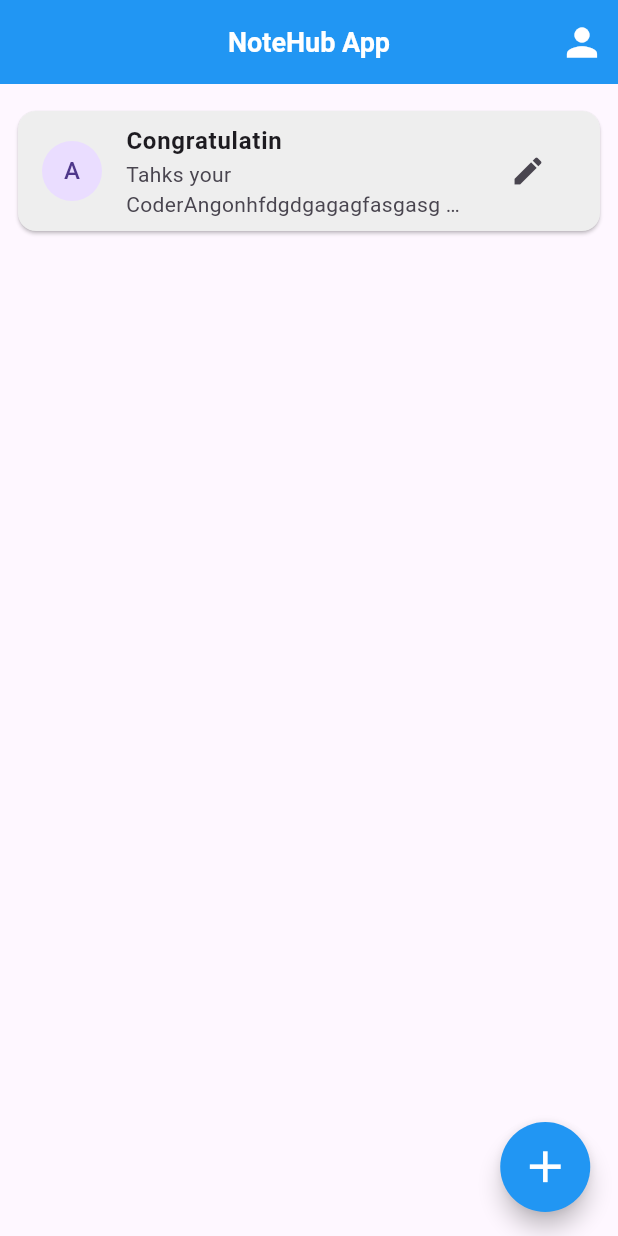
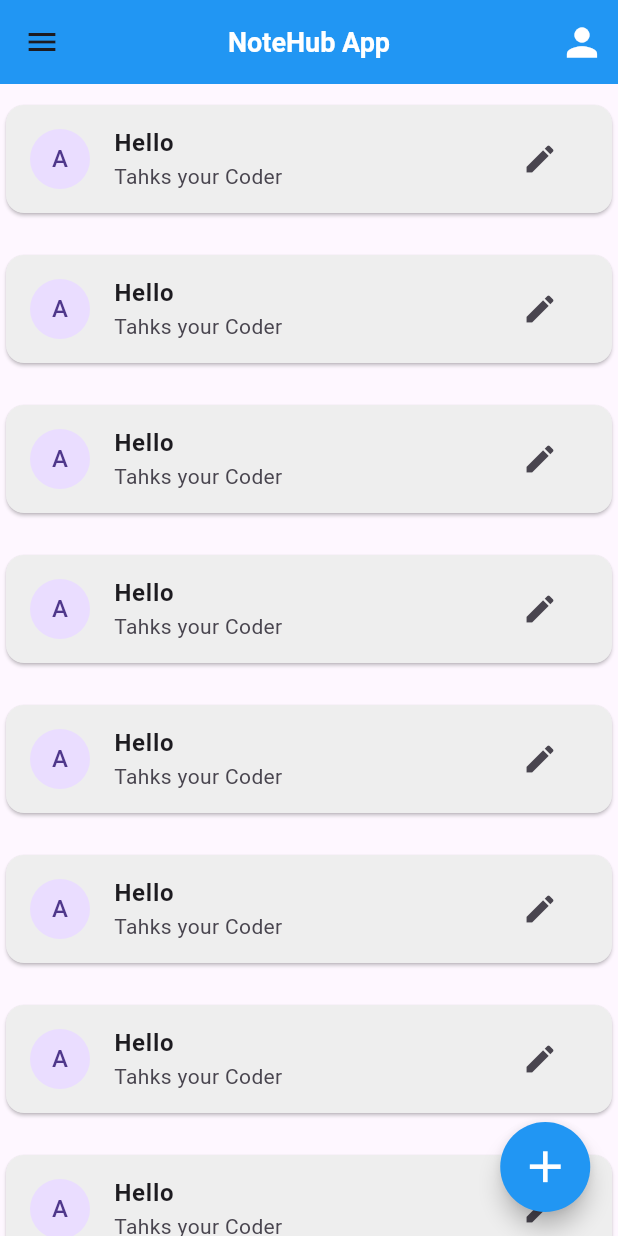
Before and after one commit to mahamudulhasan12/NoteHub, a Flutter app: the screen it shows after launch, on a phone screen of 412 x 824 dp. Run offline on Flutter 3.47's test engine with Material 3 defaults, Android fonts, the phone set to English and light mode, and no system bars; network calls fail.

Commit message:
three commit

```diff
--- a/lib/Screen/home_screen.dart
+++ b/lib/Screen/home_screen.dart
@@ -1,7 +1,10 @@
 import 'package:flutter/material.dart';
+import 'package:notehub/Screen/add_task_screen.dart';
 import 'package:notehub/widgets/custom_appbar.dart';
 import 'package:notehub/widgets/custom_text.dart';
 import 'package:notehub/widgets/task_card.dart';
+
+import '../widgets/custom_container.dart';
 
 class HomeScreen extends StatefulWidget {
   const HomeScreen({super.key});
@@ -26,10 +29,10 @@ class _HomeScreenState extends State<HomeScreen> {
           )
         ],
       ),
-      body:ListView(
-        padding: EdgeInsets.all(8),
-        children: [
-          SizedBox(
+      body:ListView.builder(
+        itemCount: 10,
+        itemBuilder: (BuildContext context , index){
+          return  SizedBox(
             height: 100,
             width: double.infinity,
             child: Center(
@@ -39,24 +42,24 @@ class _HomeScreenState extends State<HomeScreen> {
                   radius: 20,
                   child: CustomText(text: "A"),
                 ),
-                  title: CustomText(text: "Congratulatin",textStyle: TextStyle(
+                title: CustomText(text: "Hello",textStyle: TextStyle(
                     fontSize: 16,fontWeight: FontWeight.bold
-                  ),),
-                  subTitle: CustomText(text: "Tahks your CoderAngonhfdgdgagagfasgasg gasdgasdgsagsadgsgasgashgaah",textStyle: TextStyle(
-                    fontSize: 14,overflow: TextOverflow.ellipsis,
-                  ),),
+                ),),
+                subTitle: CustomText(text: "Tahks your Coder",textStyle: TextStyle(
+                  fontSize: 14,overflow: TextOverflow.ellipsis,
+                ),),
                 trailing: IconButton(onPressed: (){}, icon:Icon(Icons.edit)),
               ),
             ),
-          )
-        ],
+          );
+        },
       ),
       floatingActionButton: SizedBox(
         height: 60,
         width: 65,
         child: FloatingActionButton(
           onPressed: (){
-
+            Navigator.push(context, MaterialPageRoute(builder: (context)=>AddTaskScreen()));
           },
           backgroundColor: Colors.blue,
           shape:CircleBorder(),
@@ -64,6 +67,34 @@ class _HomeScreenState extends State<HomeScreen> {
           child: Icon(Icons.add,size: 35,color: Colors.white,),
         ),
       ),
+      drawer: Drawer(
+          child: ListView(
+            children: [
+              DrawerHeader(
+                decoration: BoxDecoration(
+                  color: Colors.blue,
+                ),
+                child: Column(
+                  mainAxisAlignment: MainAxisAlignment.start,
+                  children: [
+                    Row(
+                      children: [
+                        CustomContainer(height: 50, width: 50, decoration:BoxDecoration(
+                          shape: BoxShape.circle,
+                        ),
+                          child: CircleAvatar(
+                            radius: 20,
+                            child: Icon(Icons.person,size: 30,),
+                          ),
+                        ),
+                      ],
+                    )
+                  ],
+                ),
+              )
+            ],
+          )
+      ),
     );
   }
 }
--- a/lib/Screen/splash_screen.dart
+++ b/lib/Screen/splash_screen.dart
@@ -1,5 +1,5 @@
 import 'package:flutter/material.dart';
-import 'package:notehub/Screen/custom_container.dart';
+import 'package:notehub/widgets/custom_container.dart';
 import 'package:notehub/Screen/home_screen.dart';
 import 'package:notehub/widgets/custom_text.dart';
 
--- a/lib/widgets/custom_textfield.dart
+++ b/lib/widgets/custom_textfield.dart
@@ -7,11 +7,13 @@ class CustomTextfield extends StatelessWidget {
     required this.controller,
     this.inputType,
     required this.hintText,
+    this.hintStyle,
   });
   final InputBorder ? outlineBorder;
   final TextEditingController controller;
   final TextInputType ? inputType;
   final String hintText;
+  final TextStyle ? hintStyle;
   @override
   Widget build(BuildContext context) {
     return TextField(
@@ -19,6 +21,7 @@ class CustomTextfield extends StatelessWidget {
       keyboardType: inputType,
       decoration: InputDecoration(
         hintText: hintText,
+        hintStyle: hintStyle,
         border: outlineBorder,
       ),
     );
```
Also changed, not shown: lib/Screen/add_task_screen.dart (+51 -0 lines), lib/widgets/custom_container.dart (renamed from lib/Screen/custom_container.dart).
